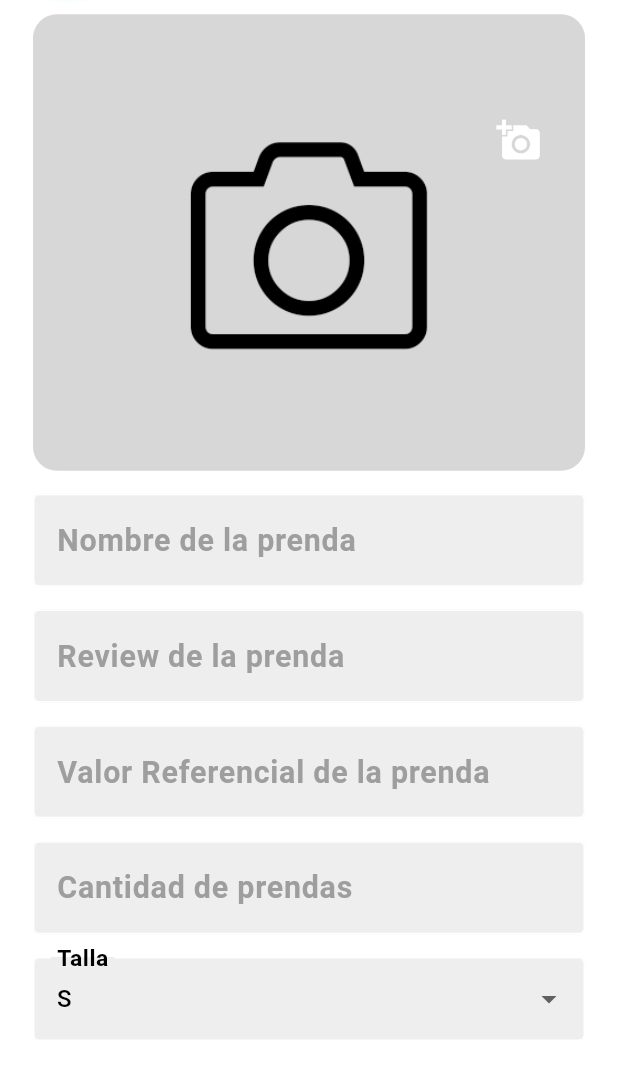
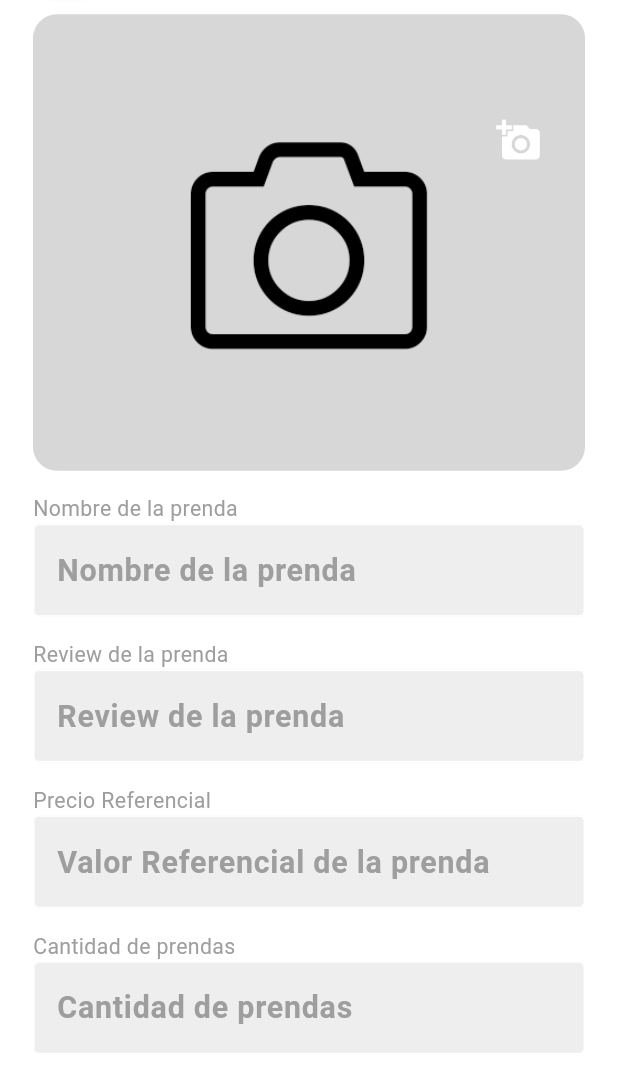
Before and after one commit to Isnotcristhianr/SwapMe---Code-0, a Flutter app: the RegisterProductScreen screen opened directly, on a phone screen of 412 x 824 dp, the part 167-1236 px from its top. Run offline on Flutter 3.47's test engine with Material 2 defaults, Android fonts, the phone set to English and light mode, and no system bars; our stand-ins replace carousel_slider, cloud_firestore, firebase_auth, firebase_core, firebase_storage, flutter_animate and 7 more; missing offline and left inert: flutter_facebook_auth; accounts and stored records are empty; generated files the repository leaves out were written again; Roboto replaces fonts that are missing (Poppins); project files that could hold a hidden picture were left out.

Commit message:
Add input fields and labels for product information and add swap icon to constants

```diff
--- a/lib/app/modules/products/views/register_product.dart
+++ b/lib/app/modules/products/views/register_product.dart
@@ -62,6 +62,12 @@ class RegisterProductScreen extends GetView<ProductController> {
                     SizedBox(height: 15.h),
                     ImageSelector(controller: controllerImage),
                     SizedBox(height: 15.h),
+                    Text(
+                      'Nombre de la prenda',
+                      style: TextStyle(
+                        color: Colors.grey[500],
+                      ),
+                    ),
                     MyTextField(
                       controller: controllerName,
                       hintText: 'Nombre de la prenda',
@@ -74,6 +80,12 @@ class RegisterProductScreen extends GetView<ProductController> {
                       },
                     ),
                     SizedBox(height: 15.h),
+                    Text(
+                      'Review de la prenda',
+                      style: TextStyle(
+                        color: Colors.grey[500],
+                      ),
+                    ),
                     MyTextField(
                       controller: controllerReview,
                       hintText: 'Review de la prenda',
@@ -86,6 +98,12 @@ class RegisterProductScreen extends GetView<ProductController> {
                       },
                     ),
                     SizedBox(height: 15.h),
+                    Text(
+                      'Precio Referencial',
+                      style: TextStyle(
+                        color: Colors.grey[500],
+                      ),
+                    ),
                     MyTextField(
                       controller: controllerPrice,
                       hintText: 'Valor Referencial de la prenda',
@@ -100,6 +118,12 @@ class RegisterProductScreen extends GetView<ProductController> {
                       },
                     ),
                     SizedBox(height: 15.h),
+                    Text(
+                      'Cantidad de prendas',
+                      style: TextStyle(
+                        color: Colors.grey[500],
+                      ),
+                    ),
                     MyTextField(
                       controller: controllerQuantity,
                       hintText: 'Cantidad de prendas',
@@ -114,10 +138,15 @@ class RegisterProductScreen extends GetView<ProductController> {
                       },
                     ),
                     SizedBox(height: 15.h),
+                    Text(
+                      'Talla',
+                      style: TextStyle(
+                        color: Colors.grey[500],
+                      ),
+                    ),
                     DropdownButtonFormField<String>(
                       value: controllerSize.text,
                       decoration: InputDecoration(
-                        labelText: 'Talla',
                         enabledBorder: const OutlineInputBorder(
                           borderSide: BorderSide(color: Colors.white),
                         ),
@@ -146,7 +175,7 @@ class RegisterProductScreen extends GetView<ProductController> {
                     Column(
                       crossAxisAlignment: CrossAxisAlignment.start,
                       children: [
-                        const Text('Evaluación de la prenda'),
+                        const Text('Estado de la prenda'),
                         Center(
                           child: RatingBar.builder(
                             initialRating: double.parse(controllerRaiting.text),
--- a/lib/utils/constants.dart
+++ b/lib/utils/constants.dart
@@ -6,6 +6,7 @@ class Constants {
   static const homeIcon = 'assets/vectors/home.svg';
   static const favoritesIcon = 'assets/vectors/favorites.svg';
   static const cartIcon = 'assets/vectors/cart.svg';
+  static const swap = 'assets/vectors/intercambio.svg';
   static const notificationsIcon = 'assets/vectors/notifications.svg';
   static const settingsIcon = 'assets/vectors/settings.svg';
 
```
Also changed, not shown: assets/vectors/intercambio.svg (added).
